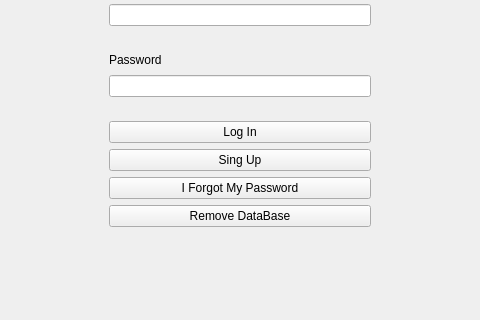
The window that loginwindow.ui (EduPonz/SmartTrashCan_B376) describes before a commit, drawn with Qt 5; both pictures show x 259 to 739 and y 189 to 509 of the 998 by 600 pixel window.
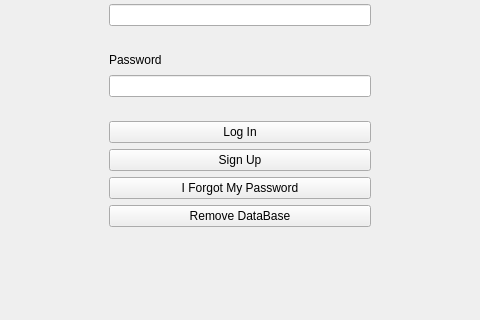
The same window after the commit.

Commit message: -The user cannot select a username that exists already. -User identification through the app is now done with the id -Sing Up -> Sign Up -OutPut label in optionWindow much bigger

The edit to the form file:
```diff
--- a/loginwindow.ui
+++ b/loginwindow.ui
@@ -124,7 +124,7 @@
          <item>
           <widget class="QPushButton" name="loginSingupButton">
            <property name="text">
-            <string>Sing Up</string>
+            <string>Sign Up</string>
            </property>
           </widget>
          </item>
```
The commit also changes 11 other files.
